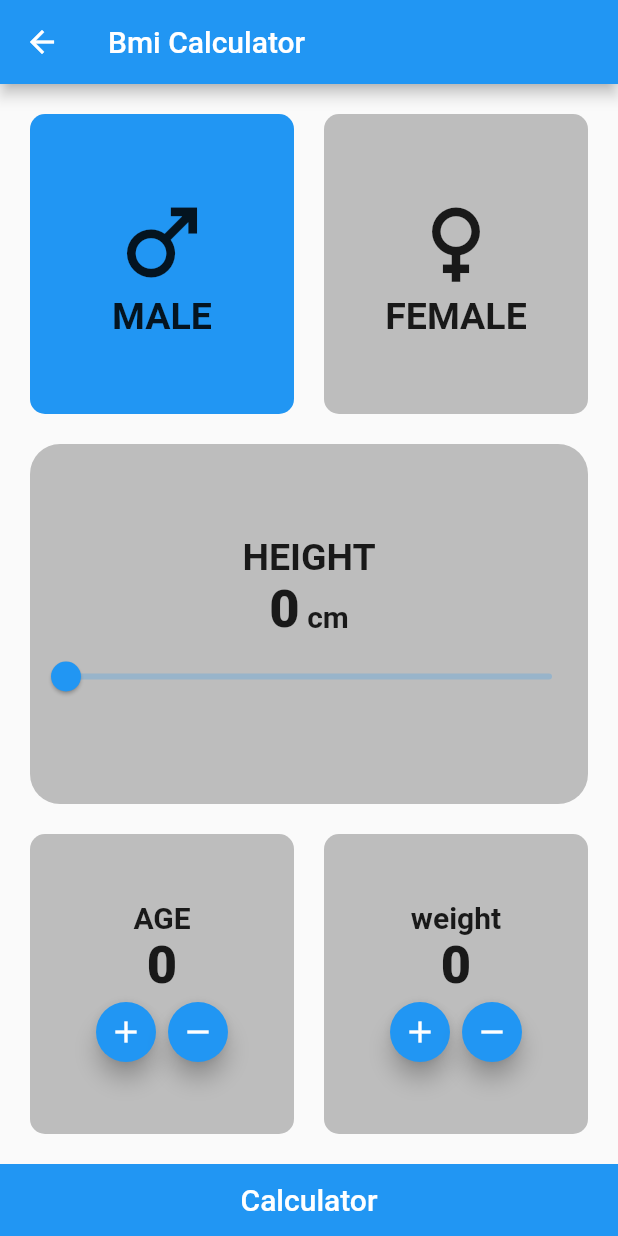
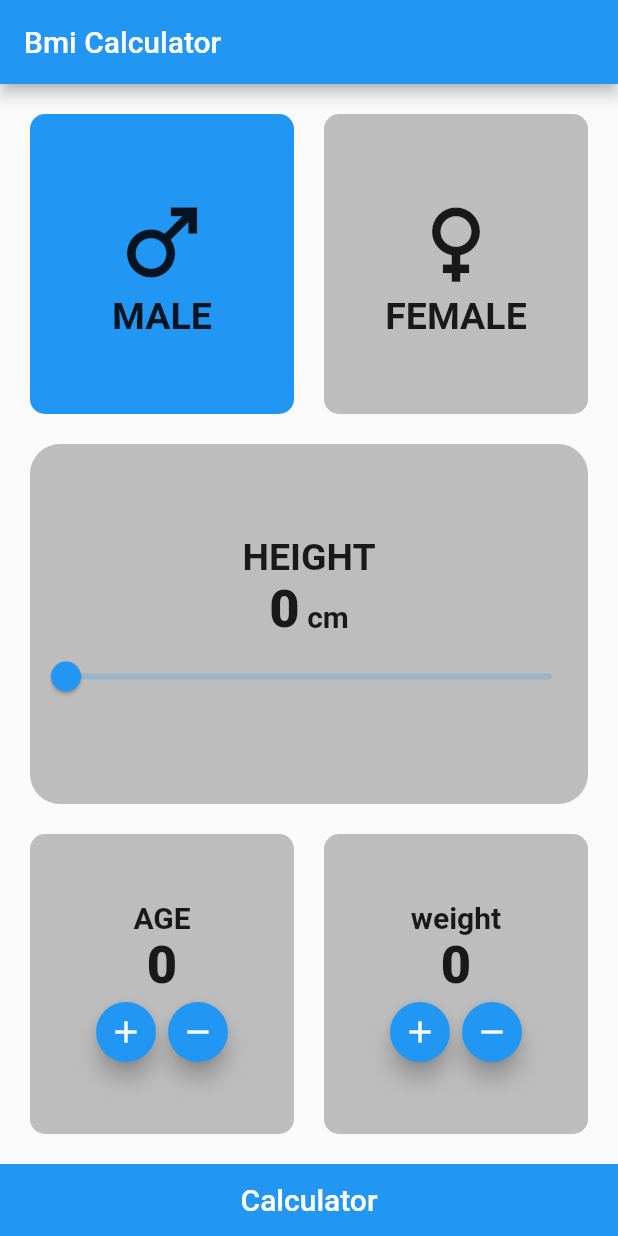
Before and after one commit to MoamenMohamed101/bmi_app, a Flutter app: the BmiScreen screen opened directly, on a phone screen of 412 x 824 dp. Run offline on Flutter 3.47's test engine with Material 2 defaults, Android fonts, the phone set to English and light mode, and no system bars.

```diff
--- a/lib/main.dart
+++ b/lib/main.dart
@@ -7,9 +7,9 @@ import 'login_screen.dart';
 
 main() {
   runApp(
-    MaterialApp(
+    const MaterialApp(
       debugShowCheckedModeBanner: false,
-      home: LoginScreen(),
+      home: BmiScreen(),
     ),
   );
 }
@@ -181,7 +181,7 @@ class _BmiScreenState extends State<BmiScreen> {
                           ),
                           Text(
                             '$age',
-                            style: TextStyle(
+                            style: const TextStyle(
                                 fontSize: 35, fontWeight: FontWeight.w900),
                           ),
                           Row(
@@ -233,7 +233,7 @@ class _BmiScreenState extends State<BmiScreen> {
                           ),
                           Text(
                             '$weight',
-                            style: TextStyle(
+                            style: const TextStyle(
                                 fontSize: 35, fontWeight: FontWeight.w900),
                           ),
                           Row(
@@ -296,4 +296,4 @@ class _BmiScreenState extends State<BmiScreen> {
     );
   }
 }
-//
+// debug
--- a/pubspec.yaml
+++ b/pubspec.yaml
@@ -36,6 +36,7 @@ dependencies:
   # The following adds the Cupertino Icons font to your application.
   # Use with the CupertinoIcons class for iOS style icons.
   cupertino_icons: ^1.0.2
+  rename: ^2.1.1
 
 dev_dependencies:
   flutter_test:
```
Also changed, not shown: pubspec.lock, 9 other files.
